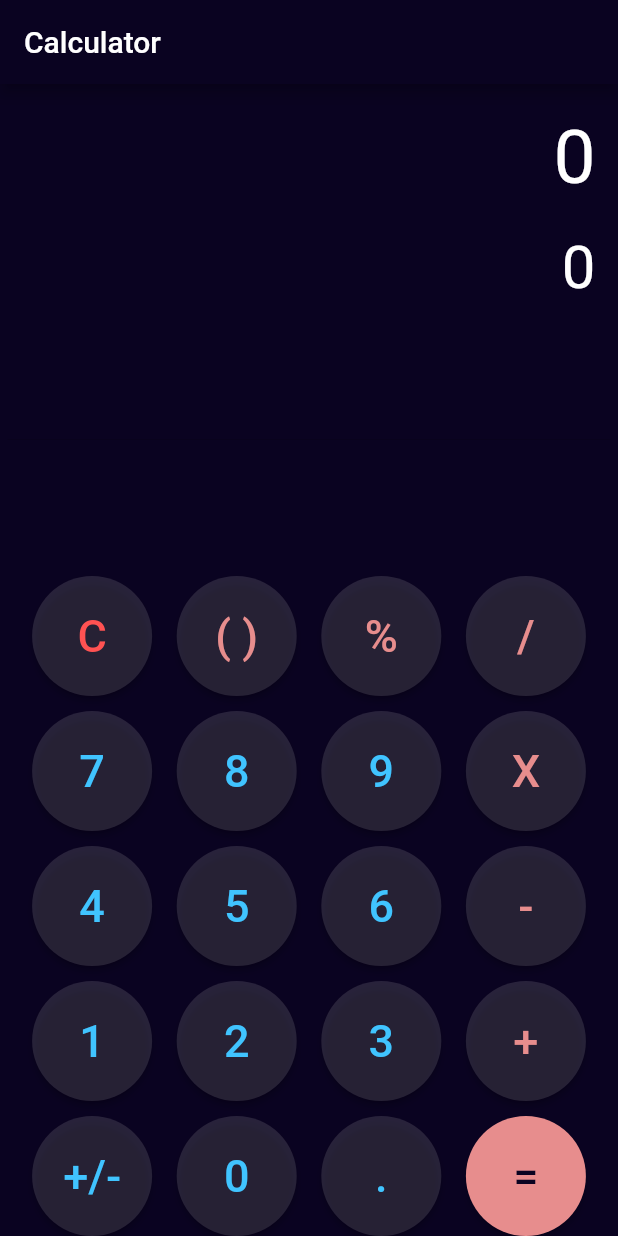
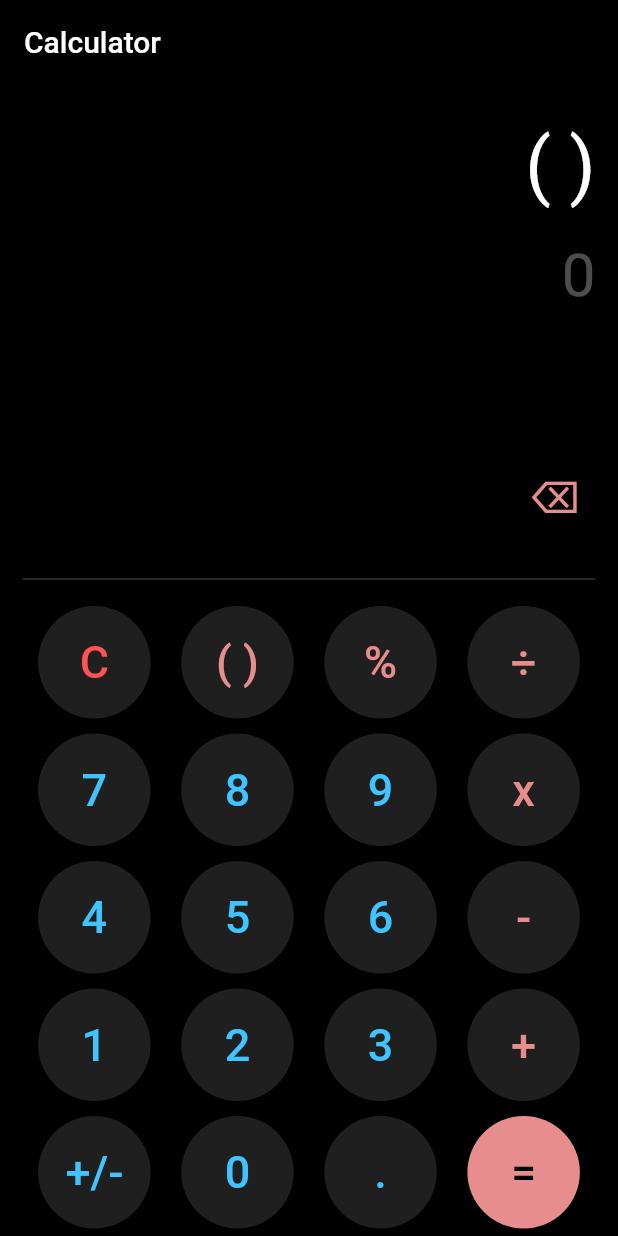
Before and after one commit to UdeepaSandakal/calculator, a Flutter app: the screen it shows after launch, after a tap on "( )", on a phone screen of 412 x 824 dp. Run offline on Flutter 3.47's test engine with Material 2 defaults, Android fonts, the phone set to English and light mode, and no system bars; our stand-ins replace math_expressions.

```diff
--- a/lib/calculator.dart
+++ b/lib/calculator.dart
@@ -1,4 +1,5 @@
 import 'package:flutter/material.dart';
+import 'package:math_expressions/math_expressions.dart';
 
 class Calculator extends StatefulWidget {
   @override
@@ -6,17 +7,69 @@ class Calculator extends StatefulWidget {
 }
 
 class _CalculatorState extends State<Calculator> {
+  String equation = "0";
+  String result = "0";
+  String expression = "";
+  double equationFontSize = 40.0;
+  double resultFontSize = 50.0;
+
+  buttonPressed(String btnText) {
+    setState(() {
+      if (btnText == "C") {
+        equation = "0";
+        result = "0";
+        equationFontSize = 40.0;
+        resultFontSize = 50.0;
+      } else if (btnText == "⌫") {
+        equationFontSize = 40.0;
+        resultFontSize = 50.0;
+        equation = equation.substring(0, equation.length - 1);
+        if (equation == "") {
+          equation = "0";
+        }
+      } else if (btnText == "=") {
+        equationFontSize = 40.0;
+        resultFontSize = 50.0;
+
+        expression = equation;
+        expression = expression.replaceAll("x", "*");
+        expression = expression.replaceAll("÷", "/");
+
+        try {
+          Parser p = Parser();
+          Expression exp = p.parse(expression);
+
+          ContextModel cm = ContextModel();
+          result = '${exp.evaluate(EvaluationType.REAL, cm)}';
+        } catch (e) {
+          result = "Error";
+        }
+      } else {
+        equationFontSize = 50.0;
+        resultFontSize = 40.0;
+        if (equation == "0") {
+          equation = btnText;
+        } else {
+          equation = equation + btnText;
+        }
+      }
+    });
+  }
+
   Widget numButton(String btnText, Color btnColor, Color txtColor) {
     return ElevatedButton(
-      onPressed: () {},
+      onPressed: () => buttonPressed(btnText),
       style: ElevatedButton.styleFrom(
-        fixedSize: Size(80, 80),
+        fixedSize: Size(75, 75),
         backgroundColor: btnColor,
         shape: CircleBorder(),
       ),
       child: Text(
         btnText,
-        style: TextStyle(fontSize: 30, color: txtColor),
+        style: TextStyle(
+          fontSize: 30,
+          color: txtColor,
+        ),
       ),
     );
   }
@@ -24,13 +77,13 @@ class _CalculatorState extends State<Calculator> {
   @override
   Widget build(BuildContext context) {
     return Scaffold(
-      backgroundColor: Color(0xff0a0321),
+      backgroundColor: Colors.black,
       appBar: AppBar(
         title: Text('Calculator'),
-        backgroundColor: Color(0xff0a0321),
+        backgroundColor: Colors.black,
       ),
       body: Padding(
-        padding: EdgeInsets.symmetric(horizontal: 5),
+        padding: EdgeInsets.all(5),
         child: Column(
           mainAxisAlignment: MainAxisAlignment.end,
           children: <Widget>[
@@ -38,19 +91,33 @@ class _CalculatorState extends State<Calculator> {
               alignment: Alignment.centerRight,
               padding: EdgeInsets.fromLTRB(10, 20, 10, 0),
               child: Text(
-                "0",
-                style: TextStyle(fontSize: 50, color: Colors.white),
+                equation,
+                style:
+                    TextStyle(fontSize: equationFontSize, color: Colors.white),
               ),
             ),
             Container(
               alignment: Alignment.centerRight,
               padding: EdgeInsets.fromLTRB(10, 20, 10, 0),
               child: Text(
-                "0",
-                style: TextStyle(fontSize: 40, color: Colors.white),
+                result,
+                style:
+                    TextStyle(fontSize: resultFontSize, color: Colors.white30),
               ),
             ),
             Expanded(child: Divider()),
+            Row(
+              mainAxisAlignment: MainAxisAlignment.end,
+              children: [
+                numButton("⌫", Colors.black, Color.fromARGB(255, 231, 141, 141))
+              ],
+            ),
+            Padding(
+              padding: const EdgeInsets.all(10.0),
+              child: Divider(
+                color: Colors.white30,
+              ),
+            ),
             Row(
               mainAxisAlignment: MainAxisAlignment.spaceEvenly,
               children: [
@@ -60,7 +127,7 @@ class _CalculatorState extends State<Calculator> {
                 numButton(
                     "%", Colors.white12, Color.fromARGB(255, 231, 141, 141)),
                 numButton(
-                    "/", Colors.white12, Color.fromARGB(255, 231, 141, 141)),
+                    "÷", Colors.white12, Color.fromARGB(255, 231, 141, 141)),
               ],
             ),
             SizedBox(height: 10),
@@ -71,7 +138,7 @@ class _CalculatorState extends State<Calculator> {
                 numButton("8", Colors.white12, Colors.lightBlueAccent),
                 numButton("9", Colors.white12, Colors.lightBlueAccent),
                 numButton(
-                    "X", Colors.white12, Color.fromARGB(255, 231, 141, 141)),
+                    "x", Colors.white12, Color.fromARGB(255, 231, 141, 141)),
               ],
             ),
             SizedBox(height: 10),
@@ -104,7 +171,7 @@ class _CalculatorState extends State<Calculator> {
                 numButton("0", Colors.white12, Colors.lightBlueAccent),
                 numButton(".", Colors.white12, Colors.lightBlueAccent),
                 numButton(
-                    "=", Color.fromARGB(255, 231, 141, 141), Color(0xff0a0321)),
+                    "=", Color.fromARGB(255, 231, 141, 141), Colors.black),
               ],
             ),
           ],
--- a/lib/main.dart
+++ b/lib/main.dart
@@ -1,5 +1,6 @@
 import 'package:calculator/calculator.dart';
 import 'package:flutter/material.dart';
+import 'package:math_expressions/math_expressions.dart';
 
 void main() {
   runApp(const MyApp());
--- a/pubspec.yaml
+++ b/pubspec.yaml
@@ -35,6 +35,7 @@ dependencies:
   # The following adds the Cupertino Icons font to your application.
   # Use with the CupertinoIcons class for iOS style icons.
   cupertino_icons: ^1.0.2
+  math_expressions: ^2.3.1
 
 dev_dependencies:
   flutter_test:
```
Also changed, not shown: pubspec.lock.
